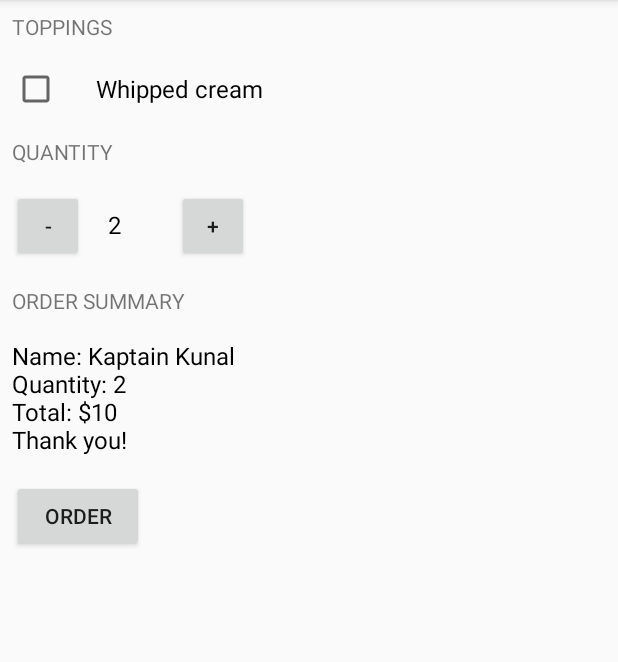
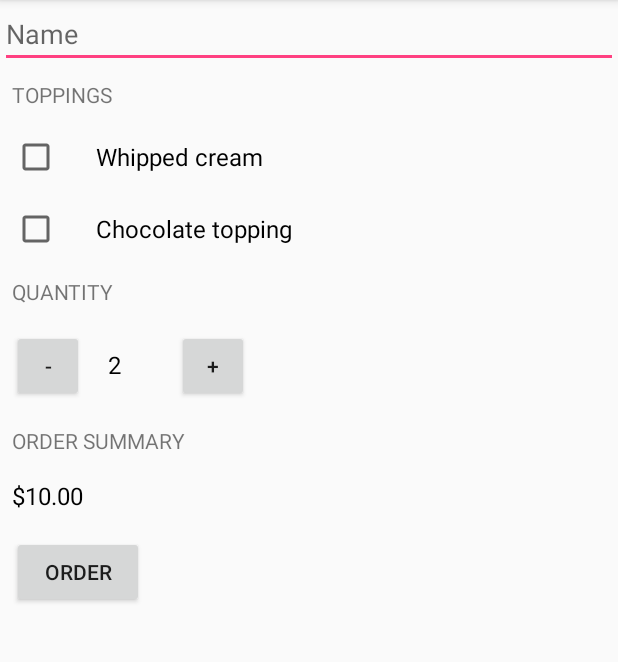
Before and after one commit to squareleaf/grow-with-google-android-basics, an Android app: the screen it shows after launch (MainActivity), after a tap on "ORDER", on a phone screen of 412 x 824 dp, the part 84-746 px from its top. Run offline under Robolectric (Android 15) with nearby library versions, the phone set to English and light mode, and no system bars.

Commit message:
Add conditionals for toppings and adjust base price. Use intent to output summary to email

```diff
--- a/JustJava/app/src/main/java/com/example/android/justjava/MainActivity.java
+++ b/JustJava/app/src/main/java/com/example/android/justjava/MainActivity.java
@@ -1,9 +1,15 @@
 package com.example.android.justjava;
 
+import android.content.Intent;
+import android.net.Uri;
 import android.os.Bundle;
 import android.support.v7.app.AppCompatActivity;
+import android.text.Editable;
 import android.view.View;
+import android.widget.CheckBox;
+import android.widget.EditText;
 import android.widget.TextView;
+import android.widget.Toast;
 
 import java.text.NumberFormat;
 
@@ -24,17 +30,49 @@ public class MainActivity extends AppCompatActivity {
      * This method is called when the order button is clicked.
      */
     public void submitOrder(View view) {
-        int price = calculatePrice();
-        displayMessage(createOrderSummary(price));
+        CheckBox whippedCreamCheckBox = (CheckBox) findViewById(R.id.whipped_cream);
+        boolean whipped_cream = whippedCreamCheckBox.isChecked();
+
+        CheckBox chocolateCheckBox = (CheckBox) findViewById(R.id.chocolate);
+        boolean chocolate = chocolateCheckBox.isChecked();
+
+        EditText nameInput = (EditText) findViewById(R.id.customer_name);
+        String nameValue = nameInput.getText().toString();
+
+        int price = calculatePrice(chocolate, whipped_cream);
+
+        emailOrderSummary(nameValue, price, whipped_cream, chocolate);
     }
 
-    private int calculatePrice() {
-        return quantity * 5;
+    private int calculatePrice(boolean chocolate, boolean whipped_cream) {
+        int base_price = 5;
+
+        if (whipped_cream == true) {
+            base_price = base_price + 1;
+        }
+
+        if (chocolate == true) {
+            base_price = base_price + 2;
+        }
+        return quantity * base_price;
     }
 
-    private String createOrderSummary(int price) {
-        String priceMessage = "Name: Kaptain Kunal\n";
-        priceMessage += "Quantity: " + quantity;
+    private void emailOrderSummary(String name, int price, boolean cream, boolean chocolate) {
+        String sendMessage = createOrderSummary(name, price, cream, chocolate);
+
+        Intent emailOrderIntent = new Intent(Intent.ACTION_SENDTO);
+        emailOrderIntent.setData(Uri.parse("mailto:"));
+        emailOrderIntent.putExtra(Intent.EXTRA_SUBJECT, "JustJava order for " + name);
+        emailOrderIntent.putExtra(Intent.EXTRA_TEXT, sendMessage);
+        if (emailOrderIntent.resolveActivity(getPackageManager()) != null) {
+            startActivity(emailOrderIntent);
+        }
+    }
+    private String createOrderSummary(String name, int price, boolean cream, boolean chocolate) {
+        String priceMessage = "Name: " + name;
+        priceMessage += "\nAdd whipped cream? " + cream;
+        priceMessage += "\nAdd chocolate topping? " + chocolate;
+        priceMessage += "\nQuantity: " + quantity;
         priceMessage += "\nTotal: $" + price;
         priceMessage += "\nThank you!";
         return priceMessage;
@@ -51,18 +89,27 @@ public class MainActivity extends AppCompatActivity {
     /**
      * This method displays the given text on the screen.
      */
-    private void displayMessage(String message) {
-        TextView orderSummaryTextView = (TextView) findViewById(R.id.order_summary_text_view);
-        orderSummaryTextView.setText(message);
-    }
+//    private void displayMessage(String message) {
+//        TextView orderSummaryTextView = (TextView) findViewById(R.id.order_summary_text_view);
+//        orderSummaryTextView.setText(message);
+//    }
 
     public void increment(View view){
-        quantity = quantity + 1;
+        if (quantity < 100 ) {
+            quantity = quantity + 1;
+        } else {
+            Toast.makeText(this, "You cannot order more than 100 cups", Toast.LENGTH_SHORT).show();
+        }
         displayQuantity(quantity);
     }
 
     public void decrement(View view) {
-        quantity = quantity - 1;
+        if (quantity > 1) {
+            quantity = quantity - 1;
+        } else {
+            Toast.makeText(this, "You cannot order less than one cup", Toast.LENGTH_SHORT).show();
+        }
+
         displayQuantity(quantity);
     }
 }
--- a/JustJava/app/src/main/res/layout/activity_main.xml
+++ b/JustJava/app/src/main/res/layout/activity_main.xml
@@ -1,10 +1,21 @@
 <?xml version="1.0" encoding="utf-8"?>
-<LinearLayout xmlns:android="http://schemas.android.com/apk/res/android"
+<ScrollView xmlns:android="http://schemas.android.com/apk/res/android"
     xmlns:tools="http://schemas.android.com/tools"
+    android:layout_width="match_parent"
+    android:layout_height="match_parent">
+
+    <LinearLayout
         android:layout_width="match_parent"
         android:layout_height="match_parent"
         android:orientation="vertical"
         tools:context="com.example.android.justjava.MainActivity">
+
+        <EditText
+            android:id="@+id/customer_name"
+            android:layout_width="match_parent"
+            android:layout_height="wrap_content"
+            android:hint="Name"
+            android:inputType="textCapWords" />
 
         <TextView
             android:layout_width="match_parent"
@@ -14,9 +25,19 @@
             android:textAllCaps="true" />
 
         <CheckBox
+            android:id="@+id/whipped_cream"
             android:layout_width="match_parent"
             android:layout_height="wrap_content"
             android:text="Whipped cream"
+            android:layout_margin="8dp"
+            android:paddingLeft="24dp"
+            android:textSize="16sp" />
+
+        <CheckBox
+            android:id="@+id/chocolate"
+            android:layout_width="match_parent"
+            android:layout_height="wrap_content"
+            android:text="Chocolate topping"
             android:layout_margin="8dp"
             android:paddingLeft="24dp"
             android:textSize="16sp" />
@@ -82,3 +103,4 @@
             android:text="@string/order" />
 
     </LinearLayout>
+</ScrollView>
```
Lines whose indentation alone changed are shown as unchanged.
